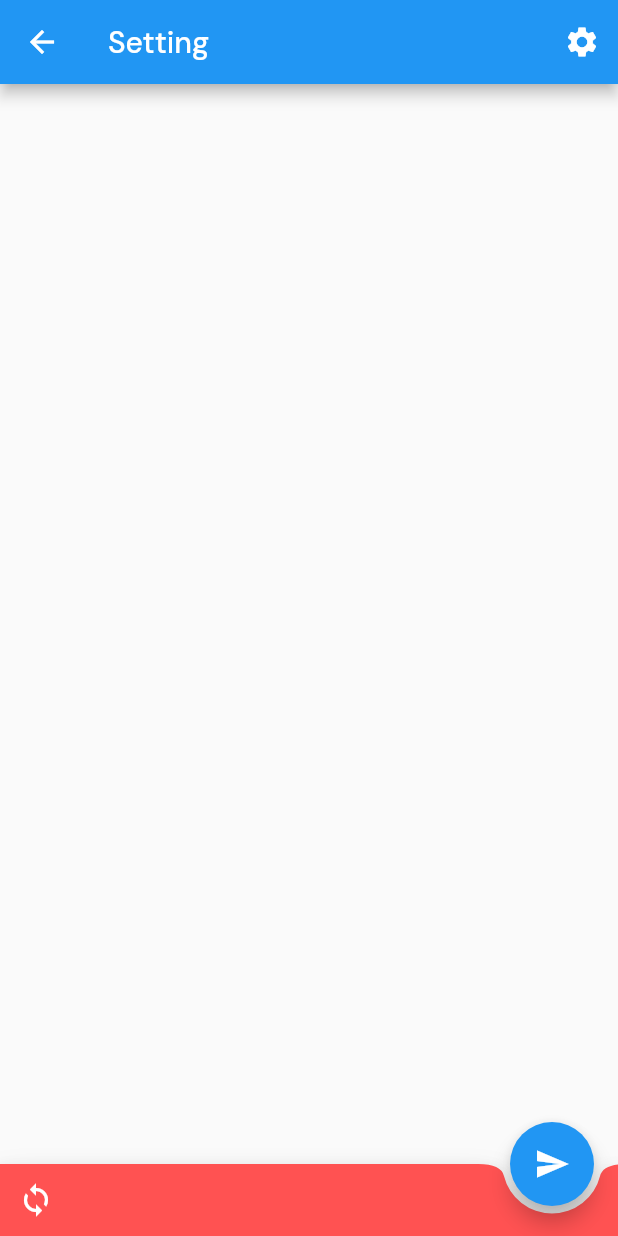
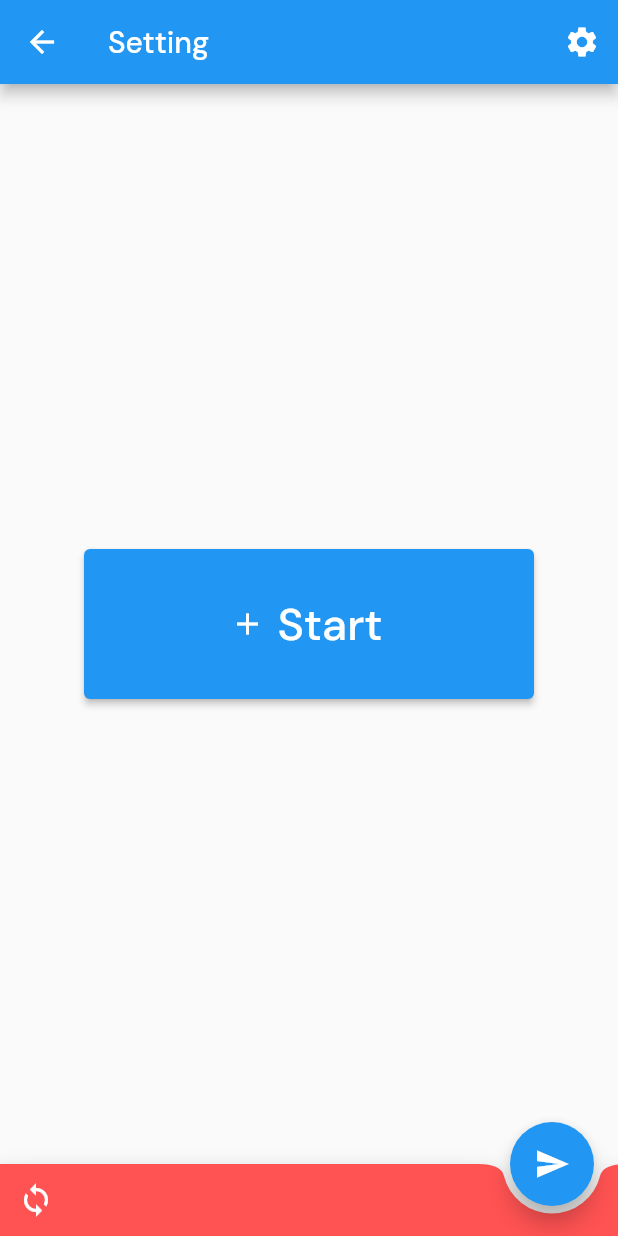
Before and after one commit to gipsycloud/akin, a Flutter app: the Settings screen opened directly, on a phone screen of 412 x 824 dp. Run offline on Flutter 3.47's test engine with Material 2 defaults, Android fonts, the phone set to English and light mode, and no system bars; drawn by our look-alikes of overlay_support; our stand-ins replace flutter_svg, google_fonts, hive, hive_flutter; accounts and stored records are empty.

Commit message:
adding loading in settings page

```diff
--- a/lib/main.dart
+++ b/lib/main.dart
@@ -21,15 +21,15 @@ void main() async {
 class MyApp extends StatelessWidget {
   const MyApp({Key? key}) : super(key: key);
 
-  // This widget is the root of your application.
+  // This widget is the r oot of your application.
   @override
   Widget build(BuildContext context) {
-    return OverlaySupport(
+    return OverlaySupport.global(
       child: MaterialApp(
         debugShowCheckedModeBanner: false,
         title: 'Flutter Demo',
         theme: ThemeData(
-          // This is the theme of your application.
+          // This is the  theme of your appl ication.
           //
           // Try running your application with "flutter run". You'll see the
           // application has a blue toolbar. Then, without quitting the app, try
--- a/lib/settings.dart
+++ b/lib/settings.dart
@@ -3,10 +3,31 @@
 import 'package:akin/order/order.dart';
 import 'package:flutter/material.dart';
 import 'package:overlay_support/overlay_support.dart';
-// import 'package:overlay_support/overlay_support.dart';
 
-class Settings extends StatelessWidget {
+class Settings extends StatefulWidget {
   const Settings({Key? key}) : super(key: key);
+
+  @override
+  State<Settings> createState() => _SettingsState();
+}
+
+class _SettingsState extends State<Settings> {
+  // The indicator will show up when _isLoading = true.
+  // The button will be unpressable, too.
+  bool _isLoading = false;
+
+  //This function will be triggered when the button is pressed
+  void _startLoading() async {
+    setState(() {
+      _isLoading = true;
+    });
+    // Wait for 3 seconds
+    // You can replace this with your own task like fetching data, processing images, etc
+    await Future.delayed(const Duration(seconds: 3));
+    setState(() {
+      _isLoading = false;
+    });
+  }
 
   @override
   Widget build(BuildContext context) {
@@ -22,6 +43,17 @@ class Settings extends StatelessWidget {
               icon: const Icon(Icons.settings))
         ],
       ),
+      body: Center(
+          child: ElevatedButton.icon(
+              onPressed: _isLoading ? null : _startLoading,
+              style: ElevatedButton.styleFrom(fixedSize: const Size(300, 100)),
+              icon: _isLoading
+                  ? const CircularProgressIndicator()
+                  : const Icon(Icons.add),
+              label: Text(
+                _isLoading ? 'Loading ...' : 'Start',
+                style: const TextStyle(fontSize: 30.0),
+              ))),
       floatingActionButton: FloatingActionButton(
         //Floating action button on Scaffold
         onPressed: () {
@@ -34,11 +66,12 @@ class Settings extends StatelessWidget {
                   leading: SizedBox.fromSize(
                       size: const Size(40, 40),
                       child: ClipOval(
-                          child: Container(
-                        color: Colors.black,
+                          child: Image.asset(
+                        'assets/images/one.png',
+                        fit: BoxFit.cover,
                       ))),
-                  title: const Text('FilledStacks'),
-                  subtitle: const Text('Thanks for checking out my tutorial'),
+                  title: const Text('Add New Items in Checkout'),
+                  // subtitle: const Text('Thanks for checking out my tutorial'),
                   trailing: IconButton(
                       icon: const Icon(Icons.close),
                       onPressed: () {
--- a/lib/table/component/akin_item.dart
+++ b/lib/table/component/akin_item.dart
@@ -2,6 +2,7 @@ import 'package:akin/model/product.dart';
 import 'package:akin/model/table_data.dart';
 // import 'package:akin/screen/body.dart';
 import 'package:flutter/material.dart';
+// import 'package:overlay_support/overlay_support.dart';
 
 class AkinItem extends StatelessWidget {
   final ValueSetter<Product> valueSetter;
@@ -18,10 +19,6 @@ class AkinItem extends StatelessWidget {
   Widget build(BuildContext context) {
     return Scaffold(
       body: Column(children: <Widget>[
-        // Container(
-        //   height: 100.0,
-        //   color: Colors.red,
-        // ),
         Expanded(
           child: ListView.separated(
             shrinkWrap: true,
```
